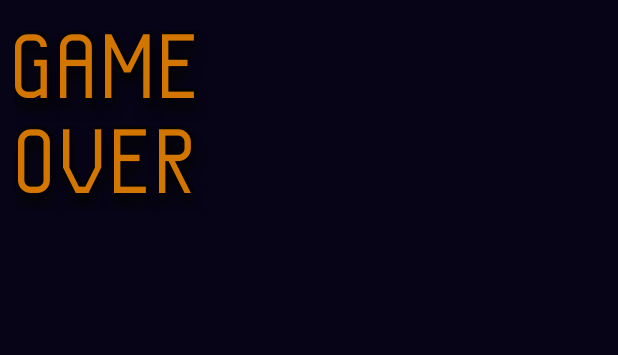
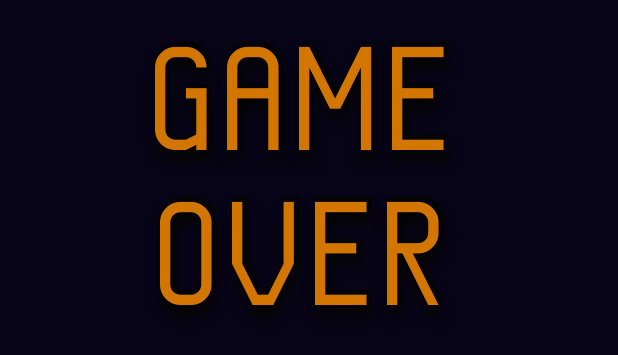
Before and after one commit to johncrawley/TwoMinutesMathQuiz, an Android app: the layout game_over_text.xml on its own in the app's theme, with its tools: preview values and no code run, on a phone screen of 412 x 824 dp. Shown: the top 355 px of the screen. Run offline under Robolectric (Android 15) with nearby library versions, the light colour scheme and no system bars.

Commit message:
Increased size of game over text for 360dp and fixed some translations of game over.

```diff
--- a/app/src/main/res/layout/game_over_text.xml
+++ b/app/src/main/res/layout/game_over_text.xml
@@ -1,13 +1,13 @@
 <?xml version="1.0" encoding="utf-8"?>
 <androidx.constraintlayout.widget.ConstraintLayout xmlns:android="http://schemas.android.com/apk/res/android"
-    android:layout_width="wrap_content"
+    android:layout_width="match_parent"
     android:layout_height="wrap_content"
     xmlns:app="http://schemas.android.com/apk/res-auto"
     android:gravity="center">
 
     <TextView
         android:id="@+id/gameOverTextShadow"
-        android:layout_width="wrap_content"
+        android:layout_width="match_parent"
         android:layout_height="wrap_content"
         android:layout_margin="@dimen/game_over_heading_margin"
         android:gravity="center"
@@ -20,7 +20,7 @@
         android:autoSizeMaxTextSize="@dimen/game_over_heading_text_size"
         android:autoSizeMinTextSize="@dimen/game_over_heading_text_size_min"
         android:autoSizeTextType="uniform"
-        android:maxLines="3"
+        android:maxLines="2"
         android:shadowRadius="@integer/text_shadow_radius"
         android:shadowDx="@integer/text_shadow_dx"
         android:shadowDy="@integer/text_shadow_dy"
@@ -33,7 +33,7 @@
 
     <TextView
         android:id="@+id/gameOverText"
-        android:layout_width="wrap_content"
+        android:layout_width="match_parent"
         android:layout_height="wrap_content"
         android:layout_margin="@dimen/game_over_heading_margin"
         android:gravity="center"
@@ -45,7 +45,7 @@
         android:autoSizeMaxTextSize="@dimen/game_over_heading_text_size"
         android:autoSizeMinTextSize="@dimen/game_over_heading_text_size_min"
         android:autoSizeTextType="uniform"
-        android:maxLines="3"
+        android:maxLines="2"
         app:layout_constraintTop_toTopOf="parent"
         app:layout_constraintBottom_toBottomOf="parent"
         app:layout_constraintStart_toStartOf="parent"
--- a/app/src/main/res/mipmap-anydpi-v26/app_icon_1.xml
+++ b/app/src/main/res/mipmap-anydpi-v26/app_icon_1.xml
@@ -1,5 +1,7 @@
 <?xml version="1.0" encoding="utf-8"?>
-<adaptive-icon xmlns:android="http://schemas.android.com/apk/res/android">
+<adaptive-icon xmlns:tools="http://schemas.android.com/tools"
+    xmlns:android="http://schemas.android.com/apk/res/android"
+    tools:ignore="MonochromeLauncherIcon">
     <background android:drawable="@color/app_icon_1_background"/>
     <foreground android:drawable="@mipmap/app_icon_1_foreground"/>
 </adaptive-icon>
--- a/app/src/main/res/values-sw360dp/dimens.xml
+++ b/app/src/main/res/values-sw360dp/dimens.xml
@@ -54,10 +54,10 @@
 
 
     <!-- Game Over Fragment -->
-    <dimen name="game_over_heading_text_size">68sp</dimen>
+    <dimen name="game_over_heading_text_size">110sp</dimen>
+    <dimen name="game_over_heading_text_size_min">18sp</dimen>
     <dimen name="game_over_heading_margin">10dp</dimen>
     <dimen name="game_over_heading_layout_margin_horizontal">8dp</dimen>
-    <dimen name="game_over_heading_text_size_min">24sp</dimen>
     <dimen name="game_over_details_text_size">18sp</dimen>
     <dimen name="game_over_buttons_margin">12dp</dimen>
     <dimen name="ending_score_label_text_size">24sp</dimen>
```
Also changed, not shown: 2 other files.
